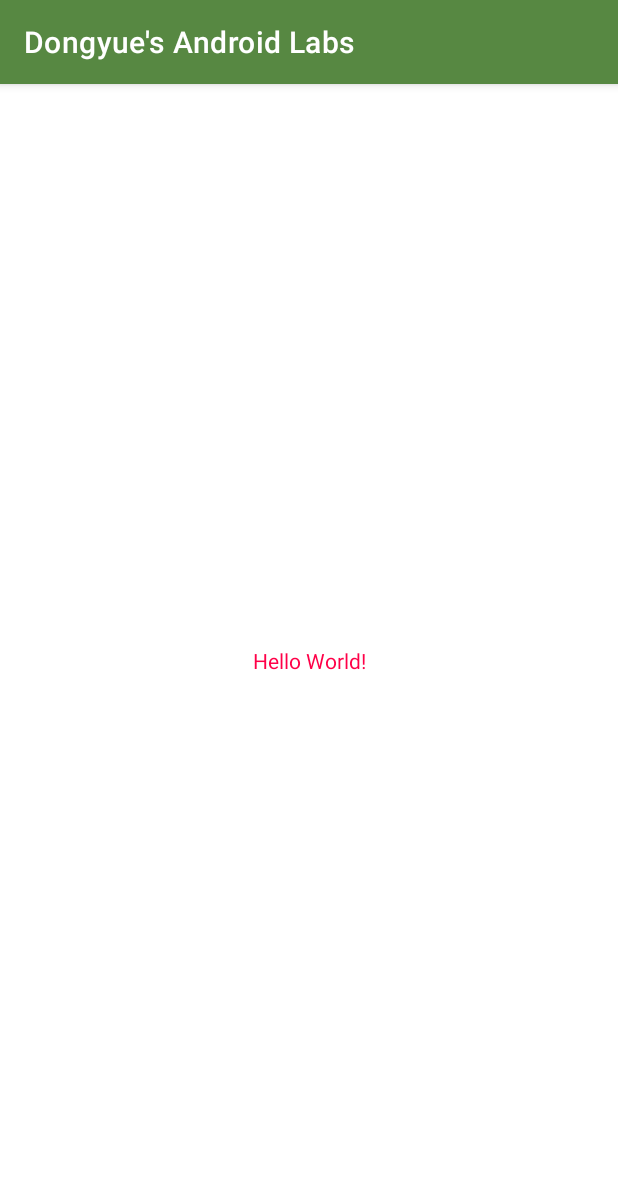
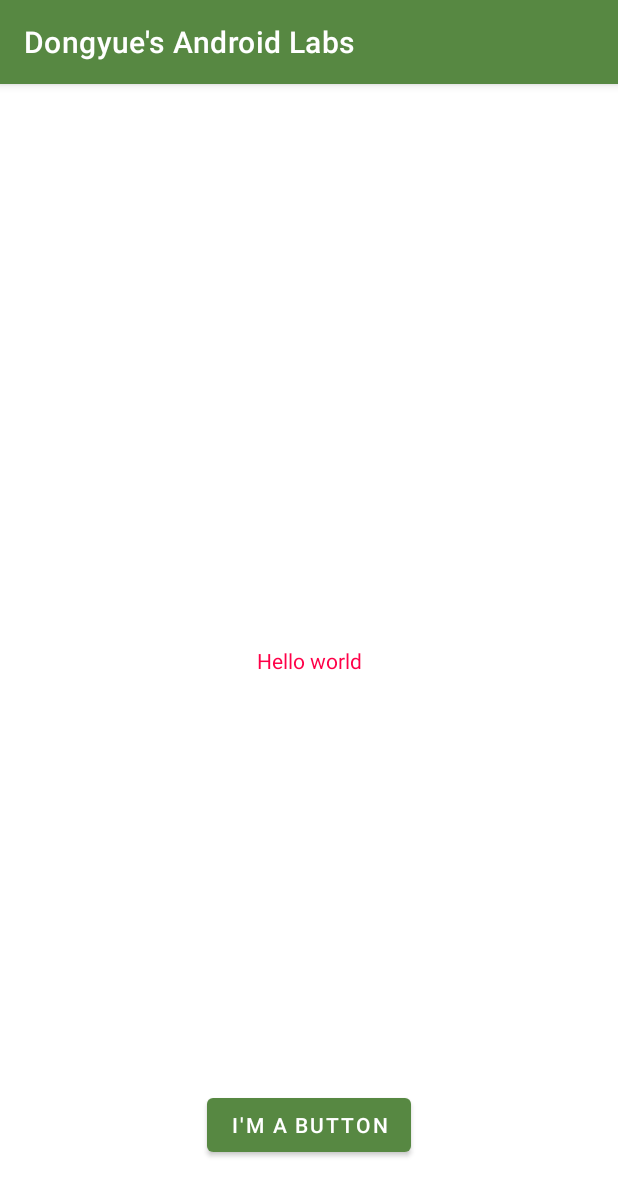
Before and after one commit to dongyue-zhang/MyAndroidLabs, an Android app: the screen it shows after launch (MainActivity), on a phone screen of 412 x 824 dp. Shown: the top 1196 px of the screen. Run offline under Robolectric (Android 15) with nearby library versions, the phone set to English and light mode, and no system bars.

Commit message:
third commit: added a button and Chinese language

```diff
--- a/app/src/main/res/layout/activity_main.xml
+++ b/app/src/main/res/layout/activity_main.xml
@@ -9,10 +9,20 @@
     <TextView
         android:layout_width="wrap_content"
         android:layout_height="wrap_content"
-        android:text="Hello World!"
+        android:text="@string/hello_message"
         app:layout_constraintBottom_toBottomOf="parent"
         app:layout_constraintEnd_toEndOf="parent"
         app:layout_constraintStart_toStartOf="parent"
         app:layout_constraintTop_toTopOf="parent" />
 
+    <Button
+        android:layout_width="wrap_content"
+        android:layout_height="wrap_content"
+        android:layout_marginBottom="50dp"
+        android:text="@string/button_message"
+        app:layout_constraintBottom_toBottomOf="parent"
+        app:layout_constraintEnd_toEndOf="parent"
+        app:layout_constraintHorizontal_bias="0.5"
+        app:layout_constraintStart_toStartOf="parent" />
+
 </androidx.constraintlayout.widget.ConstraintLayout>
--- a/app/src/main/res/values/strings.xml
+++ b/app/src/main/res/values/strings.xml
@@ -1,3 +1,5 @@
 <resources>
     <string name="app_name">Dongyue\'s Android Labs</string>
+    <string name="hello_message">Hello world</string>
+    <string name="button_message">I\'m a button</string>
 </resources>
```
Also changed, not shown: 1 other file.
